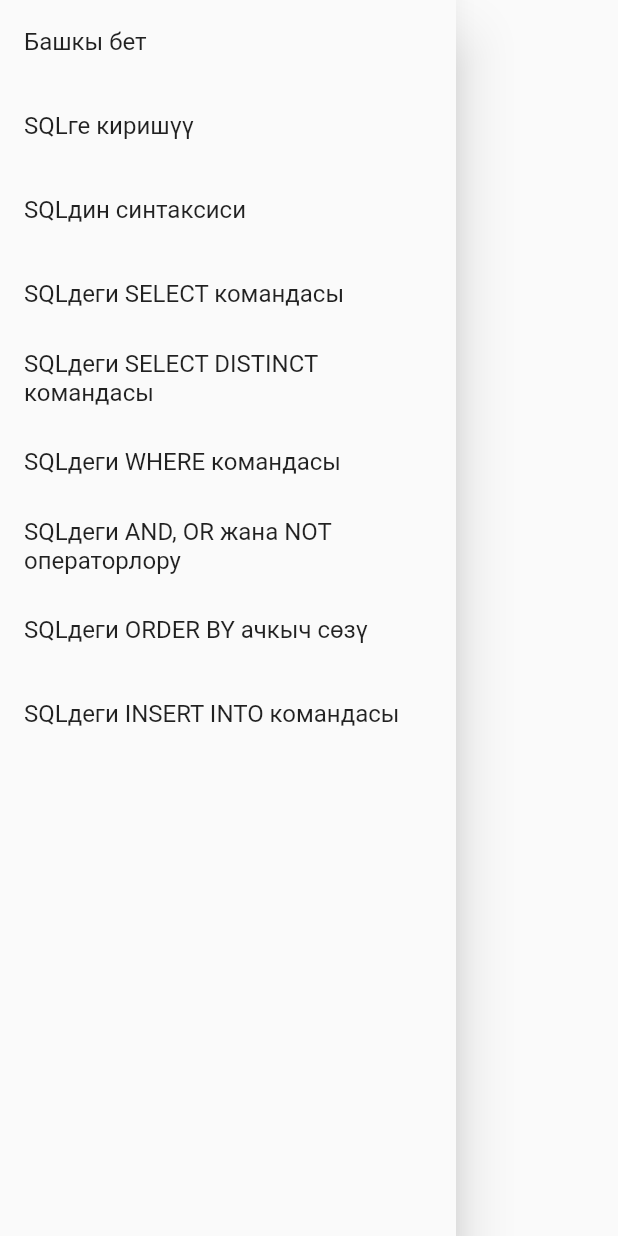
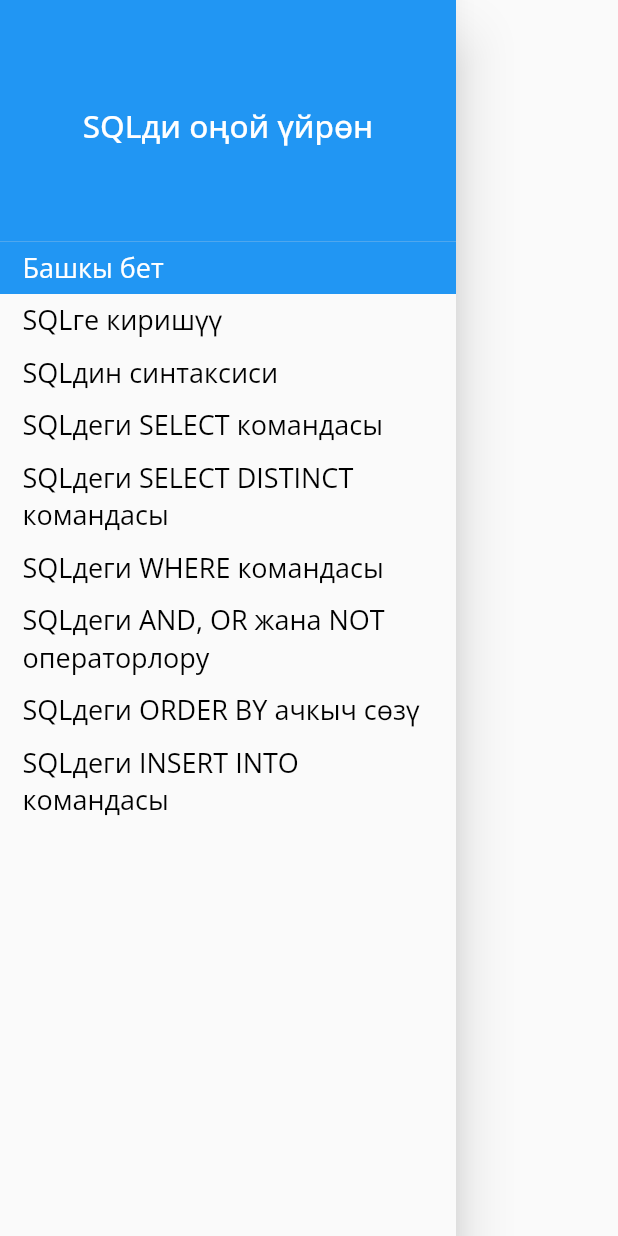
Before and after one commit to KubanychAsanov/LearnSQL, a Flutter app: the DrawerWidget widget shown alone on an empty page, opened directly, on a phone screen of 412 x 824 dp. Run offline on Flutter 3.47's test engine with Material 2 defaults, Android fonts, the phone set to English and light mode, and no system bars; our stand-ins replace flutter_bloc, flutter_markdown, google_fonts, youtube_player_flutter; network calls fail.

Commit message:
Added buttons, styles, open-sans font

```diff
--- a/lib/blocs/page_bloc.dart
+++ b/lib/blocs/page_bloc.dart
@@ -20,6 +20,10 @@ class PageState {
   PageState copyWith({
     int? index,
   }) {
+    if (index != null && index < 0) {
+      index = 0;
+    }
+
     return PageState(
       index: index ?? this.index,
     );
--- a/lib/main.dart
+++ b/lib/main.dart
@@ -1,5 +1,6 @@
 import 'package:flutter/material.dart';
 import 'package:flutter_bloc/flutter_bloc.dart';
+import 'package:google_fonts/google_fonts.dart';
 
 import 'blocs/page_bloc.dart';
 import 'widgets/drawer_widget.dart';
@@ -17,10 +18,13 @@ class MyApp extends StatelessWidget {
       debugShowCheckedModeBanner: false,
       theme: ThemeData(
         primarySwatch: Colors.blue,
+        textTheme: GoogleFonts.openSansTextTheme(
+          Theme.of(context).textTheme,
+        ),
       ),
       home: BlocProvider(
         create: (context) => PageBloc(),
-        child: MyHomePage(title: 'SQLди оңой үйрөнүңүз'),
+        child: MyHomePage(title: 'SQLди оңой үйрөн'),
       ),
     );
   }
--- a/lib/widgets/drawer_widget.dart
+++ b/lib/widgets/drawer_widget.dart
@@ -20,12 +20,50 @@ class _DrawerWidgetState extends State<DrawerWidget> {
 
   @override
   Widget build(BuildContext context) {
+    return BlocBuilder<PageBloc, PageState>(
+      builder: (context, state) {
         return Drawer(
-      child: ListView.builder(
+          child: Column(
+            children: [
+              Container(
+                width: MediaQuery.of(context).size.width,
+                child: DrawerHeader(
+                  margin: EdgeInsets.all(0),
+                  decoration: BoxDecoration(
+                    color: Colors.blue,
+                  ),
+                  child: Center(
+                    child: Text(
+                      'SQLди оңой үйрөн',
+                      style: TextStyle(fontSize: 21, color: Colors.white),
+                    ),
+                  ),
+                ),
+              ),
+              ListView.builder(
+                padding: EdgeInsets.all(0),
+                shrinkWrap: true,
                 itemCount: articles.length,
                 itemBuilder: (BuildContext context, int index) {
-          return ListTile(
-            title: Text(articles[index]['title']),
+                  return InkWell(
+                    child: Container(
+                      color: state.index == index
+                          ? Colors.blue
+                          : Colors.transparent,
+                      padding: const EdgeInsets.symmetric(
+                        vertical: 5,
+                        horizontal: 15,
+                      ),
+                      child: Text(
+                        articles[index]['title'],
+                        style: TextStyle(
+                          fontSize: 18,
+                          color: state.index == index
+                              ? Colors.white
+                              : Colors.black,
+                        ),
+                      ),
+                    ),
                     onTap: () {
                       _pageBloc.add(PageChanged(index: index));
                       Navigator.pop(context);
@@ -33,8 +71,10 @@ class _DrawerWidgetState extends State<DrawerWidget> {
                   );
                 },
               ),
-      // ],
-      // ),
+            ],
+          ),
+        );
+      },
     );
   }
 }
--- a/lib/widgets/image_content.dart
+++ b/lib/widgets/image_content.dart
@@ -10,7 +10,7 @@ class ImageContent extends StatelessWidget {
   Widget build(BuildContext context) {
     final screenWidth = MediaQuery.of(context).size.width;
 
-    return Image.asset(
+    return Image.network(
       imageUrl,
       fit: BoxFit.cover,
     );
--- a/lib/widgets/markdown_content.dart
+++ b/lib/widgets/markdown_content.dart
@@ -17,6 +17,10 @@ class MarkdownContent extends StatelessWidget {
         onTapLink: (text, url, title) {
           if (url != null) launch(url);
         },
+        styleSheet: MarkdownStyleSheet(
+          p: TextStyle(fontSize: 16),
+          listBullet: TextStyle(fontSize: 16),
+        ),
       ),
     );
   }
--- a/pubspec.yaml
+++ b/pubspec.yaml
@@ -32,6 +32,7 @@ dependencies:
   youtube_player_flutter: 8.0.0
   url_launcher:
   flutter_bloc: ^7.1.0
+  google_fonts: ^2.1.0
 
 dev_dependencies:
   flutter_test:
```
Also changed, not shown: lib/widgets/page_item.dart (+52 -7 lines), pubspec.lock. Lines whose indentation alone changed are shown as unchanged.
